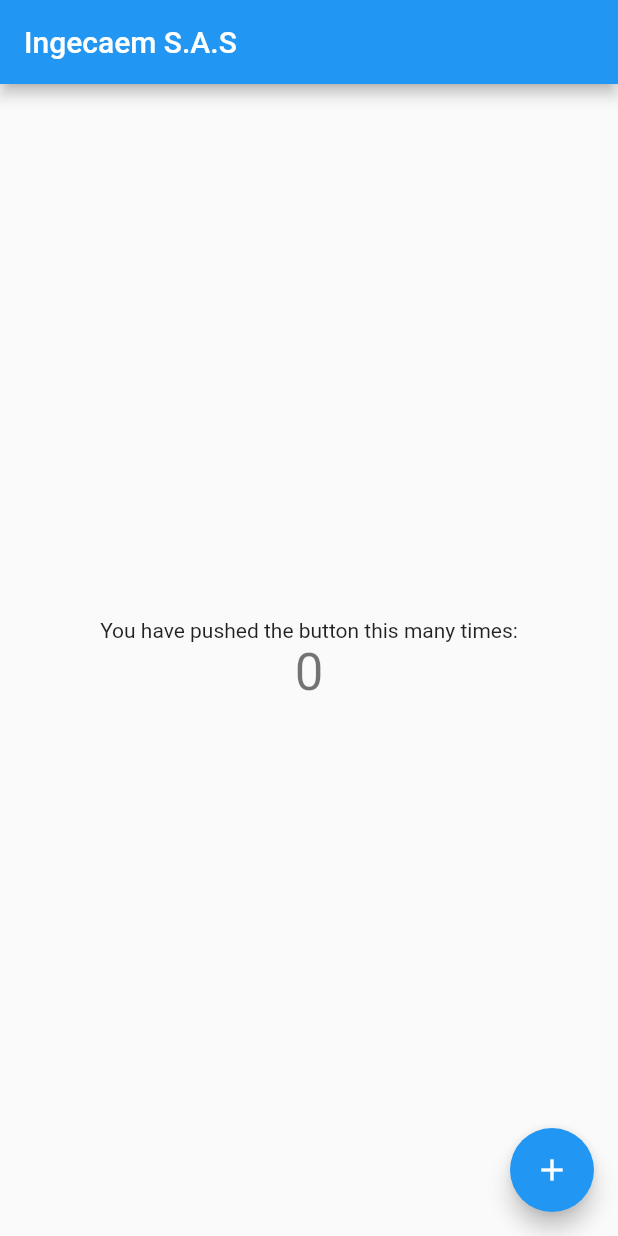
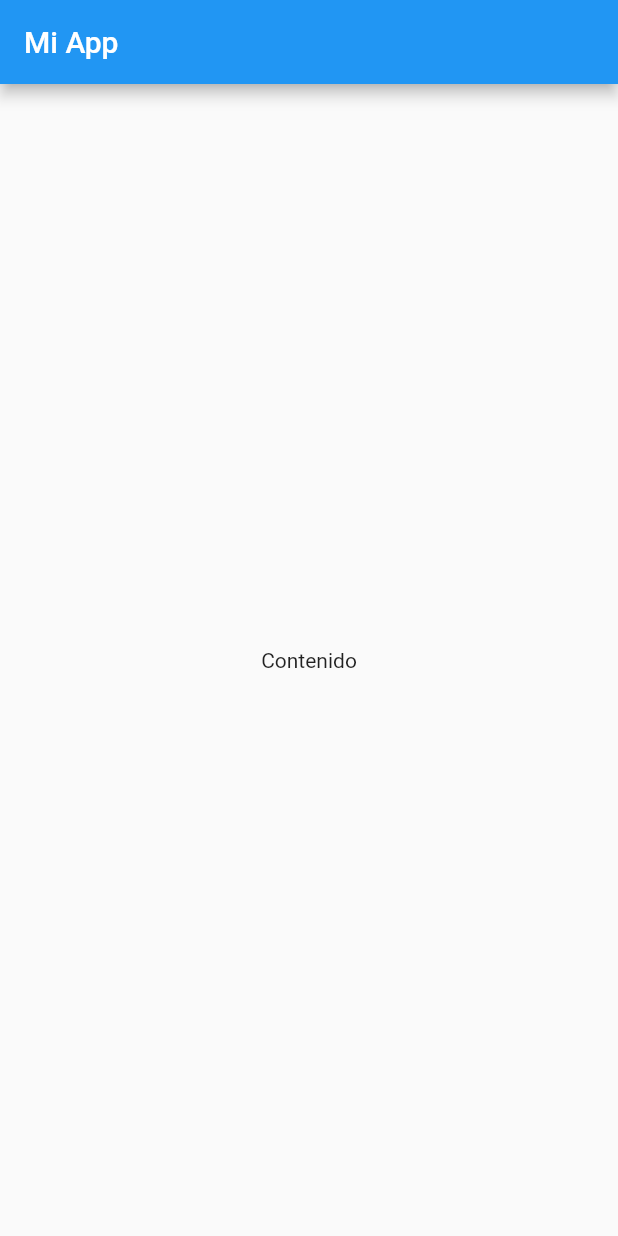
Before and after one commit to christianprimero926/Curso-flutter-desde-0, a Flutter app: the screen it shows after launch, on a phone screen of 412 x 824 dp. Run offline on Flutter 3.47's test engine with Material 2 defaults, Android fonts, the phone set to English and light mode, and no system bars.

Commit message:
Sesion 2
Creation Main & scafold

```diff
--- a/lib/main.dart
+++ b/lib/main.dart
@@ -1,115 +1,34 @@
 import 'package:flutter/material.dart';
 
-void main() {
-  runApp(const MyApp());
-}
+void main() => runApp(const MiApp());
 
-class MyApp extends StatelessWidget {
-  const MyApp({super.key});
+class MiApp extends StatelessWidget {
+  const MiApp({super.key});
 
-  // This widget is the root of your application.
   @override
   Widget build(BuildContext context) {
-    return MaterialApp(
-      title: 'Flutter Demo',
-      theme: ThemeData(
-        // This is the theme of your application.
-        //
-        // Try running your application with "flutter run". You'll see the
-        // application has a blue toolbar. Then, without quitting the app, try
-        // changing the primarySwatch below to Colors.green and then invoke
-        // "hot reload" (press "r" in the console where you ran "flutter run",
-        // or simply save your changes to "hot reload" in a Flutter IDE).
-        // Notice that the counter didn't reset back to zero; the application
-        // is not restarted.
-        primarySwatch: Colors.blue,
-      ),
-      home: const MyHomePage(title: 'Ingecaem S.A.S'),
+    return const MaterialApp(
+      title: "Mi app",
+      home: Inicio(),
     );
   }
 }
 
-class MyHomePage extends StatefulWidget {
-  const MyHomePage({super.key, required this.title});
-
-  // This widget is the home page of your application. It is stateful, meaning
-  // that it has a State object (defined below) that contains fields that affect
-  // how it looks.
-
-  // This class is the configuration for the state. It holds the values (in this
-  // case the title) provided by the parent (in this case the App widget) and
-  // used by the build method of the State. Fields in a Widget subclass are
-  // always marked "final".
-
-  final String title;
+class Inicio extends StatefulWidget {
+  const Inicio({super.key});
 
   @override
-  State<MyHomePage> createState() => _MyHomePageState();
+  State<Inicio> createState() => _InicioState();
 }
 
-class _MyHomePageState extends State<MyHomePage> {
-  int _counter = 0;
-
-  void _incrementCounter() {
-    setState(() {
-      // This call to setState tells the Flutter framework that something has
-      // changed in this State, which causes it to rerun the build method below
-      // so that the display can reflect the updated values. If we changed
-      // _counter without calling setState(), then the build method would not be
-      // called again, and so nothing would appear to happen.
-      _counter++;
-    });
-  }
-
+class _InicioState extends State<Inicio> {
   @override
   Widget build(BuildContext context) {
-    // This method is rerun every time setState is called, for instance as done
-    // by the _incrementCounter method above.
-    //
-    // The Flutter framework has been optimized to make rerunning build methods
-    // fast, so that you can just rebuild anything that needs updating rather
-    // than having to individually change instances of widgets.
     return Scaffold(
       appBar: AppBar(
-        // Here we take the value from the MyHomePage object that was created by
-        // the App.build method, and use it to set our appbar title.
-        title: Text(widget.title),
+        title: const Text("Mi App"),
       ),
-      body: Center(
-        // Center is a layout widget. It takes a single child and positions it
-        // in the middle of the parent.
-        child: Column(
-          // Column is also a layout widget. It takes a list of children and
-          // arranges them vertically. By default, it sizes itself to fit its
-          // children horizontally, and tries to be as tall as its parent.
-          //
-          // Invoke "debug painting" (press "p" in the console, choose the
-          // "Toggle Debug Paint" action from the Flutter Inspector in Android
-          // Studio, or the "Toggle Debug Paint" command in Visual Studio Code)
-          // to see the wireframe for each widget.
-          //
-          // Column has various properties to control how it sizes itself and
-          // how it positions its children. Here we use mainAxisAlignment to
-          // center the children vertically; the main axis here is the vertical
-          // axis because Columns are vertical (the cross axis would be
-          // horizontal).
-          mainAxisAlignment: MainAxisAlignment.center,
-          children: <Widget>[
-            const Text(
-              'You have pushed the button this many times:',
-            ),
-            Text(
-              '$_counter',
-              style: Theme.of(context).textTheme.headline4,
-            ),
-          ],
-        ),
-      ),
-      floatingActionButton: FloatingActionButton(
-        onPressed: _incrementCounter,
-        tooltip: 'Increment',
-        child: const Icon(Icons.add),
-      ), // This trailing comma makes auto-formatting nicer for build methods.
+      body: const Center(child: Text("Contenido")),
     );
   }
 }
```
Also changed, not shown: 1 other file.
